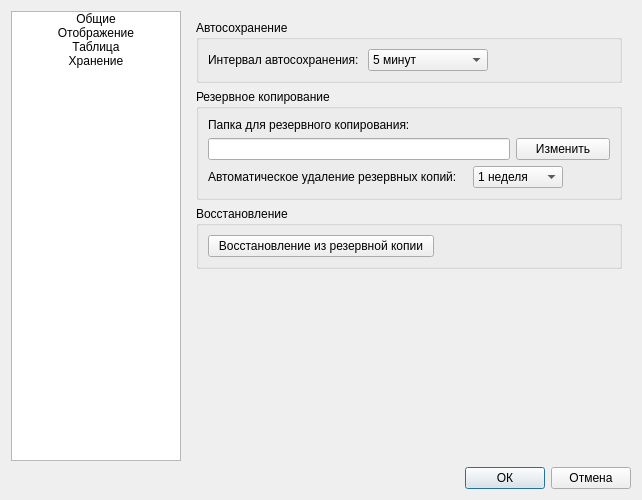
Before: the Qt Designer form designer/ui/settingsdialog.ui in Aleee/FinanceCalender, drawn with Qt 5.
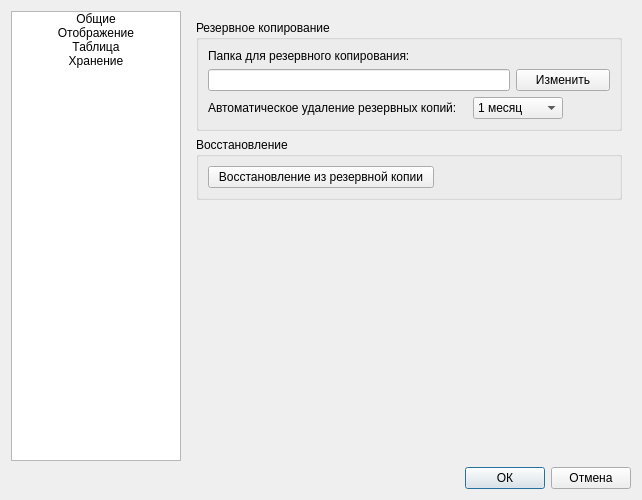
After: the same form once the commit is applied. The open tabs and pages were chosen to show the change. Icons and pictures are not drawn. Custom widgets are drawn as their Qt base class.

```diff
--- a/designer/ui/settingsdialog.ui
+++ b/designer/ui/settingsdialog.ui
@@ -693,71 +693,7 @@
      </widget>
      <widget class="QWidget" name="page">
       <layout class="QGridLayout" name="gridLayout_15">
-       <item row="0" column="0">
-        <widget class="QGroupBox" name="groupBox_11">
-         <property name="title">
-          <string>Автосохранение</string>
-         </property>
-         <layout class="QGridLayout" name="gridLayout_16">
-          <item row="0" column="1">
-           <widget class="QComboBox" name="cmb_autosave">
-            <property name="minimumSize">
-             <size>
-              <width>120</width>
-              <height>0</height>
-             </size>
-            </property>
-            <item>
-             <property name="text">
-              <string>5 минут</string>
-             </property>
-            </item>
-            <item>
-             <property name="text">
-              <string>15 минут</string>
-             </property>
-            </item>
-            <item>
-             <property name="text">
-              <string>30 минут</string>
-             </property>
-            </item>
-            <item>
-             <property name="text">
-              <string>1 час</string>
-             </property>
-            </item>
-            <item>
-             <property name="text">
-              <string>3 часа</string>
-             </property>
-            </item>
-           </widget>
-          </item>
-          <item row="0" column="0">
-           <widget class="QLabel" name="label_16">
-            <property name="text">
-             <string>Интервал автосохранения: </string>
-            </property>
-           </widget>
-          </item>
-          <item row="0" column="2">
-           <spacer name="horizontalSpacer_3">
-            <property name="orientation">
-             <enum>Qt::Orientation::Horizontal</enum>
-            </property>
-            <property name="sizeHint" stdset="0">
-             <size>
-              <width>40</width>
-              <height>20</height>
-             </size>
-            </property>
-           </spacer>
-          </item>
-         </layout>
-        </widget>
-       </item>
-       <item row="3" column="0">
+       <item row="2" column="0">
         <spacer name="verticalSpacer_4">
          <property name="orientation">
           <enum>Qt::Orientation::Vertical</enum>
@@ -771,6 +707,35 @@
         </spacer>
        </item>
        <item row="1" column="0">
+        <widget class="QGroupBox" name="groupBox_13">
+         <property name="title">
+          <string>Восстановление</string>
+         </property>
+         <layout class="QHBoxLayout" name="horizontalLayout_4">
+          <item>
+           <widget class="QPushButton" name="pb_restorefrombackup">
+            <property name="text">
+             <string>  Восстановление из резервной копии  </string>
+            </property>
+           </widget>
+          </item>
+          <item>
+           <spacer name="horizontalSpacer_4">
+            <property name="orientation">
+             <enum>Qt::Orientation::Horizontal</enum>
+            </property>
+            <property name="sizeHint" stdset="0">
+             <size>
+              <width>40</width>
+              <height>20</height>
+             </size>
+            </property>
+           </spacer>
+          </item>
+         </layout>
+        </widget>
+       </item>
+       <item row="0" column="0">
         <widget class="QGroupBox" name="groupBox_12">
          <property name="title">
           <string>Резервное копирование</string>
@@ -822,11 +787,6 @@
                 <height>16777215</height>
                </size>
               </property>
-              <item>
-               <property name="text">
-                <string>1 неделя</string>
-               </property>
-              </item>
               <item>
                <property name="text">
                 <string>1 месяц</string>
@@ -860,7 +820,11 @@
            </layout>
           </item>
           <item row="1" column="0" colspan="2">
-           <widget class="QLineEdit" name="le_backuppath"/>
+           <widget class="QLineEdit" name="le_backuppath">
+            <property name="readOnly">
+             <bool>true</bool>
+            </property>
+           </widget>
           </item>
           <item row="1" column="2">
            <widget class="QPushButton" name="pb_backuppath">
@@ -872,35 +836,6 @@
          </layout>
         </widget>
        </item>
-       <item row="2" column="0">
-        <widget class="QGroupBox" name="groupBox_13">
-         <property name="title">
-          <string>Восстановление</string>
-         </property>
-         <layout class="QHBoxLayout" name="horizontalLayout_4">
-          <item>
-           <widget class="QPushButton" name="pb_restorefrombackup">
-            <property name="text">
-             <string>  Восстановление из резервной копии  </string>
-            </property>
-           </widget>
-          </item>
-          <item>
-           <spacer name="horizontalSpacer_4">
-            <property name="orientation">
-             <enum>Qt::Orientation::Horizontal</enum>
-            </property>
-            <property name="sizeHint" stdset="0">
-             <size>
-              <width>40</width>
-              <height>20</height>
-             </size>
-            </property>
-           </spacer>
-          </item>
-         </layout>
-        </widget>
-       </item>
       </layout>
      </widget>
     </widget>
```
Left out of the diff: 7 changed lines with no effect on the pictures.
